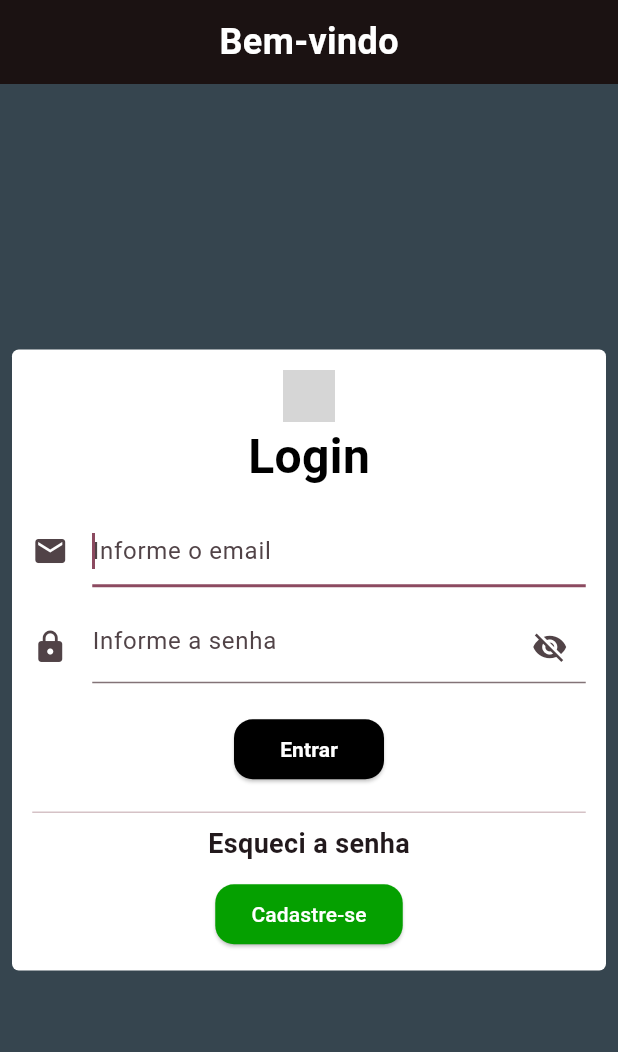
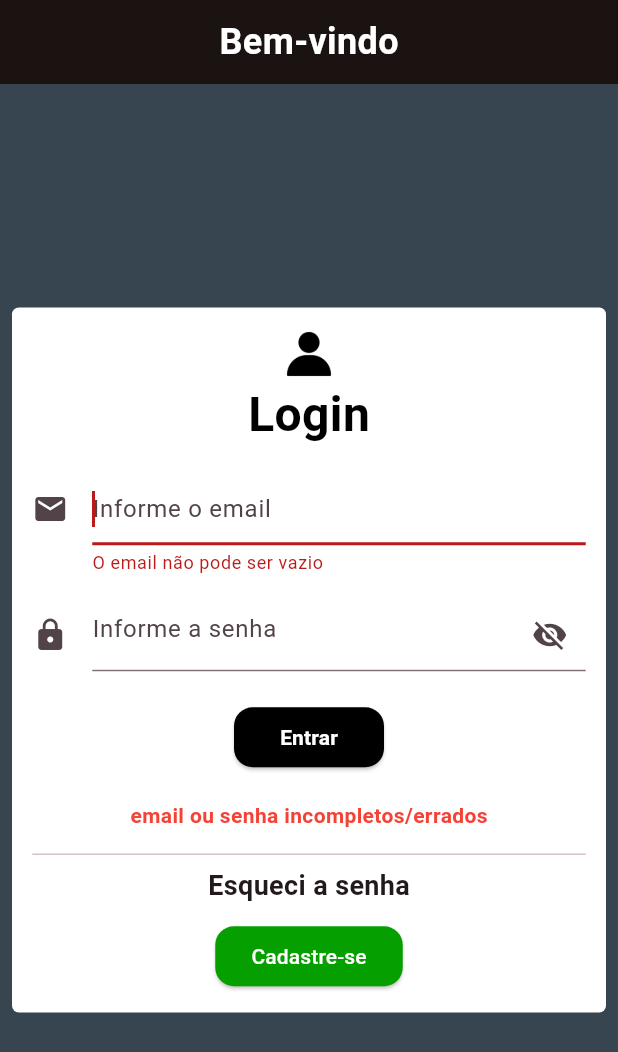
Before and after one commit to juan12331/Cadastro_flutter, a Flutter app: the screen it shows after launch, after a tap on "Entrar", on a phone screen of 412 x 824 dp. Shown: the top 1052 px of the screen. Run offline on Flutter 3.47's test engine with Material 3 defaults, Android fonts, the phone set to English and light mode, and no system bars; grey boxes are pictures that could not be loaded.

Commit message:
confirmação de cadastro e earrumando erro de imagem

```diff
--- a/lib/pages/cadastro.dart
+++ b/lib/pages/cadastro.dart
@@ -50,7 +50,7 @@ class Cadastro extends StatelessWidget {
                         // Title text at the top of the form
                         Image(
                         image: AssetImage(
-                            'Perfil.png'), // ou NetworkImage para imagens da web
+                            'assets/Perfil.png'), // ou NetworkImage para imagens da web
                         width: 35, // Largura da imagem
                         height: 35, // Altura da imagem
                         fit: BoxFit
--- a/lib/pages/login.dart
+++ b/lib/pages/login.dart
@@ -1,8 +1,16 @@
 import 'package:flutter/material.dart';
 import 'cadastro.dart';
 
-class Login extends StatelessWidget {
+class Login extends StatefulWidget {
   const Login({super.key});
+
+  @override
+  State<Login> createState() => _LoginState();
+}
+
+class _LoginState extends State<Login> {
+  final _formKey = GlobalKey<FormState>();
+  String? _errorMessage; // To hold the error message
 
   @override
   Widget build(BuildContext context) {
@@ -11,7 +19,6 @@ class Login extends StatelessWidget {
       appBar: AppBar(
         backgroundColor: const Color.fromARGB(255, 27, 18, 18),
         flexibleSpace: Center(
-          child: SingleChildScrollView(
           child: Column(
             mainAxisAlignment: MainAxisAlignment.center,
             children: [
@@ -27,38 +34,31 @@ class Login extends StatelessWidget {
           ),
         ),
       ),
-      ),
       body: Stack(
         children: [
-          // Container for the form
           Positioned.fill(
             child: Center(
               child: Container(
                 padding: const EdgeInsets.all(13.5),
                 margin: const EdgeInsets.all(8),
                 width: double.infinity,
-                constraints: BoxConstraints(
-                  maxWidth: 400,
-                ),
+                constraints: BoxConstraints(maxWidth: 400),
                 decoration: BoxDecoration(
                   color: Colors.white,
                   borderRadius: BorderRadius.circular(4.5),
                 ),
                 child: SingleChildScrollView(
+                  child: Form(
+                    key: _formKey,
                     child: Column(
                       mainAxisSize: MainAxisSize.min,
                       children: [
-                      // Title text at the top of the form
-
                         Image(
-                        image: AssetImage(
-                            'Perfil.png'), // ou NetworkImage para imagens da web
-                        width: 35, // Largura da imagem
-                        height: 35, // Altura da imagem
-                        fit: BoxFit
-                            .cover, // Como a imagem deve se ajustar ao tamanho
+                          image: AssetImage('assets/Perfil.png'),
+                          width: 35,
+                          height: 35,
+                          fit: BoxFit.cover,
                         ),
-
                         Padding(
                           padding: const EdgeInsets.only(bottom: 16.0),
                           child: Text(
@@ -70,14 +70,24 @@ class Login extends StatelessWidget {
                             ),
                           ),
                         ),
-
-                      // Form fields
                         TextFormField(
                           autofocus: true,
                           decoration: InputDecoration(
                             icon: Icon(Icons.mail),
                             hintText: "Informe o email",
                           ),
+                          validator: (String? email) {
+                            if (email == null || email == '') {
+                              return "O email não pode ser vazio";
+                            }
+                            if (email.length < 6) {
+                              return "O email está muito curto";
+                            }
+                            if (!email.contains("@")) {
+                              return "Email inválido";
+                            }
+                            return '';
+                          },
                         ),
                         SizedBox(height: 16),
                         TextFormField(
@@ -86,17 +96,24 @@ class Login extends StatelessWidget {
                             icon: Icon(Icons.lock),
                             hintText: "Informe a senha",
                             suffixIcon: GestureDetector(
-                            child: Icon(
-                              Icons.visibility_off,
-                            ),
+                              child: Icon(Icons.visibility_off),
                             ),
                           ),
                           obscureText: true,
                         ),
                         SizedBox(height: 20),
-                      // Button and other text elements
                         ElevatedButton(
-                        onPressed: () {},
+                          onPressed: () {
+                            if (_formKey.currentState?.validate() ?? false) {
+                              setState(() {
+                                _errorMessage = null; // Clear any previous error
+                              });
+                            } else {
+                              setState(() {
+                                _errorMessage = "email ou senha incompletos/errados";
+                              });
+                            }
+                          },
                           child: const Text(
                             "Entrar",
                             style: TextStyle(
@@ -113,11 +130,24 @@ class Login extends StatelessWidget {
                           ),
                         ),
                         SizedBox(height: 10),
+                        if (_errorMessage != null)
+                          Padding(
+                            padding: const EdgeInsets.all(8.0),
+                            child: Text(
+                              _errorMessage!,
+                              style: TextStyle(
+                                color: Colors.red,
+                                fontWeight: FontWeight.bold,
+                              ),
+                            ),
+                          ),
                         Divider(),
                         Text(
                           "Esqueci a senha",
-                        style:
-                            TextStyle(fontWeight: FontWeight.bold, fontSize: 18),
+                          style: TextStyle(
+                            fontWeight: FontWeight.bold,
+                            fontSize: 18,
+                          ),
                         ),
                         SizedBox(height: 10),
                         ElevatedButton(
@@ -147,7 +177,7 @@ class Login extends StatelessWidget {
                 ),
               ),
             ),
-          // Positioned Text above the form
+          ),
         ],
       ),
     );
--- a/pubspec.yaml
+++ b/pubspec.yaml
@@ -61,6 +61,7 @@ flutter:
   # To add assets to your application, add an assets section, like this:
   assets:
      - assets/
+     - assets/Perfil.png
   #   - images/a_dot_ham.jpeg
 
   # An image asset can refer to one or more resolution-specific "variants", see
```
Lines whose indentation alone changed are shown as unchanged.
